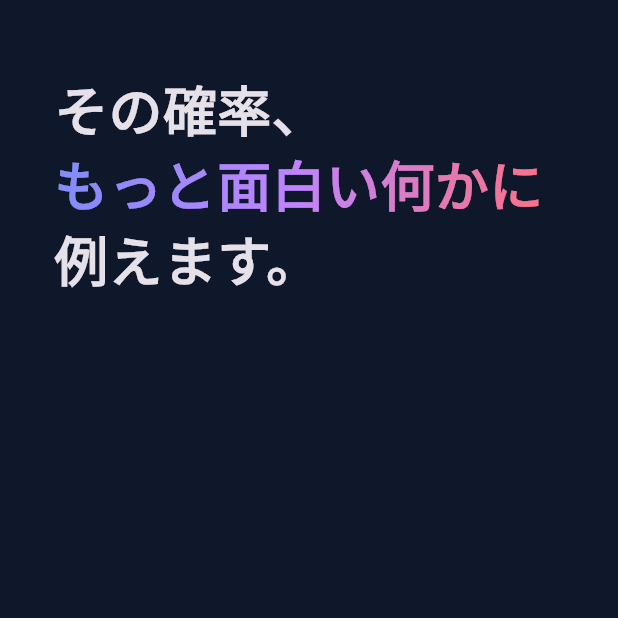
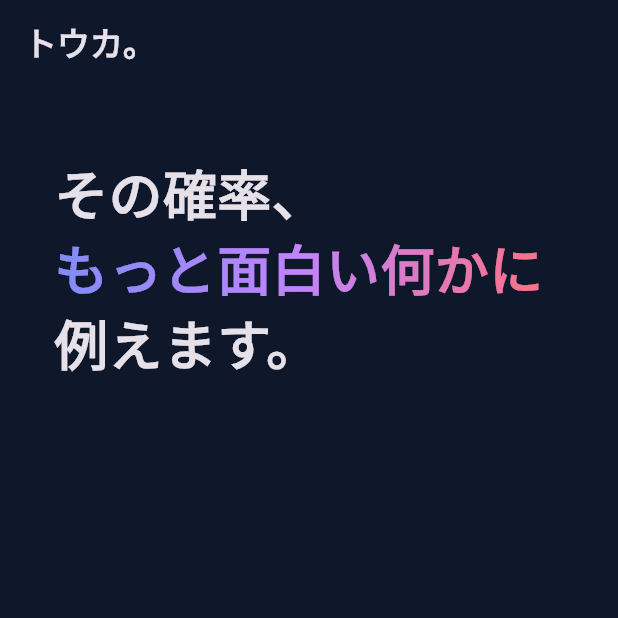
Before and after one commit to renusuda/touka, a Flutter app: the screen it shows after launch, on a phone screen of 412 x 824 dp, the top half of it. Run offline on Flutter 3.47's test engine with Material 3 defaults, Android fonts, the phone set to English and light mode, and no system bars; our stand-ins replace google_fonts.

Commit message:
feat: Add AppBar with app title to HomeScreen
Co-Authored-By: Claude Opus 4.6 <noreply@anthropic.com>

```diff
--- a/lib/main.dart
+++ b/lib/main.dart
@@ -31,8 +31,18 @@ class HomeScreen extends StatelessWidget {
 
   @override
   Widget build(BuildContext context) {
-    return const Scaffold(
-      body: SafeArea(
+    return Scaffold(
+      appBar: AppBar(
+        title: Text(
+          'トウカ。',
+          style: GoogleFonts.notoSansJp(
+            fontWeight: FontWeight.w900,
+          ),
+        ),
+        centerTitle: false,
+        backgroundColor: Colors.transparent,
+      ),
+      body: const SafeArea(
         child: Padding(
           padding: EdgeInsets.only(left: 36, top: 48),
           child: HeroText(),
```
